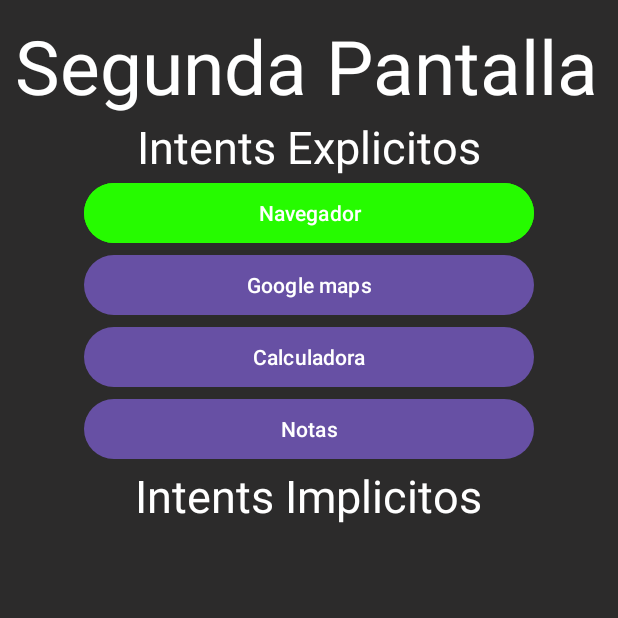
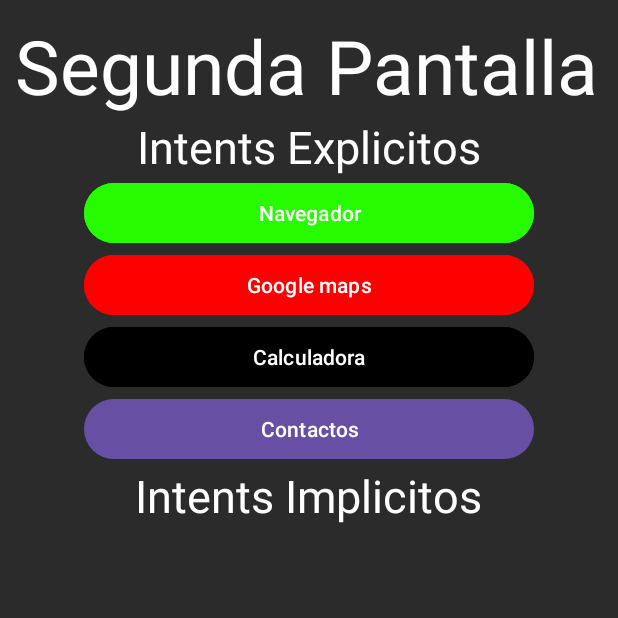
Before and after one commit to AdrianLiraMcfly/Android_Intents, an Android app: the MainActivity2 screen opened directly, with no data from a screen before it, after a tap on "Navegador", on a phone screen of 412 x 824 dp, the top half of it. Run offline under Robolectric (Android 15) with nearby library versions, the phone set to English and light mode, and no system bars.

Commit message:
otro avance porque ya ando pedo y se me ocurrieron cosas

```diff
--- a/app/src/main/java/com/example/myapplication/MainActivity2.java
+++ b/app/src/main/java/com/example/myapplication/MainActivity2.java
@@ -3,6 +3,8 @@ package com.example.myapplication;
 import androidx.appcompat.app.AppCompatActivity;
 
 import android.content.Intent;
+import android.content.pm.PackageManager;
+import android.content.pm.ResolveInfo;
 import android.net.Uri;
 import android.os.Bundle;
 import android.view.View;
@@ -17,6 +19,9 @@ public class MainActivity2 extends AppCompatActivity {
         setContentView(R.layout.activity_main2);
 
         Button btnn = findViewById( R.id.btnn );
+        Button btng = findViewById( R.id.btng );
+        Button btnc = findViewById( R.id.btnc );
+        Button btnno = findViewById( R.id.btnn );
 
         btnn.setOnClickListener(new View.OnClickListener() {
             @Override
@@ -31,5 +36,57 @@ public class MainActivity2 extends AppCompatActivity {
                 }
             }
         });
+
+        btng.setOnClickListener(new View.OnClickListener() {
+            @Override
+            public void onClick(View view) {
+                double latitud =25.532851168559922;
+                double longitud=-103.32174354857497;
+
+                Uri abrirmaps = Uri.parse("google.navigation:q=" + latitud + "," + longitud);
+                Intent maps= new Intent(Intent.ACTION_VIEW, abrirmaps);
+                maps.setPackage("com.google.android.apps.maps");
+                if (maps.resolveActivity(getPackageManager()) != null) {
+                    startActivity(maps);
+                } else {
+                    Toast.makeText(getApplicationContext(), "No fue posible realizar la opcion", Toast.LENGTH_SHORT).show();
+                }
+            }
+        });
+
+        btnc.setOnClickListener(new View.OnClickListener() {
+            @Override
+            public void onClick(View view) {
+                Intent calc = new Intent( Intent.ACTION_MAIN );
+                calc.setAction(Intent.ACTION_MAIN);
+                calc.addCategory(Intent.CATEGORY_APP_CALCULATOR);
+
+                PackageManager pm = getPackageManager();
+                ResolveInfo ri = pm.resolveActivity(calc, PackageManager.MATCH_DEFAULT_ONLY);
+
+                if (ri != null) {
+                    startActivity(calc);
+                } else {
+                    Toast.makeText(getApplicationContext(), "No fue posible realizar la opcion", Toast.LENGTH_SHORT).show();
+                }
+            }
+        });
+
+            btnn.setOnClickListener(new View.OnClickListener() {
+            @Override
+            public void onClick(View view) {
+                Intent contact = new Intent( Intent.ACTION_MAIN );
+                contact.setData(android.provider.ContactsContract.Contacts.CONTENT_URI);
+
+                PackageManager pm = getPackageManager();
+                ResolveInfo ri = pm.resolveActivity(contact, PackageManager.MATCH_DEFAULT_ONLY);
+
+                if( ri != null ) {
+                    startActivity(contact);
+                } else {
+                    Toast.makeText(getApplicationContext(), "No fue posible realizar la opcion", Toast.LENGTH_SHORT).show();
+                }
+            }
+        });
     }
 }
--- a/app/src/main/res/layout/activity_main2.xml
+++ b/app/src/main/res/layout/activity_main2.xml
@@ -10,7 +10,8 @@
     <RelativeLayout
         android:layout_width="match_parent"
         android:layout_height="wrap_content"
-        android:padding="10dp">
+        android:padding="10dp"
+        android:duplicateParentState="true">
     <TextView
         android:id="@+id/txt1"
         android:layout_width="match_parent"
@@ -37,27 +38,32 @@
             android:layout_centerInParent="true"
             android:text="@string/btn1"
             android:backgroundTint="#26FB00"/>
+
         <Button
+            android:id="@+id/btng"
             android:layout_width="300dp"
             android:layout_height="wrap_content"
-            android:text="@string/btn2"
             android:layout_below="@+id/btnn"
             android:layout_centerInParent="true"
-            android:id="@+id/btng"/>
+            android:backgroundTint="#FF0000"
+            android:text="@string/btn2" />
+
         <Button
+            android:id="@+id/btnc"
             android:layout_width="300dp"
             android:layout_height="wrap_content"
-            android:text="@string/btn3"
             android:layout_below="@+id/btng"
             android:layout_centerInParent="true"
-            android:id="@+id/btnc"/>
+            android:backgroundTint="@color/black"
+            android:text="@string/btn3" />
+
         <Button
+            android:id="@+id/btnno"
             android:layout_width="300dp"
             android:layout_height="wrap_content"
-            android:text="@string/btn4"
             android:layout_below="@+id/btnc"
             android:layout_centerInParent="true"
-            android:id="@+id/btnno"/>
+            android:text="@string/btn4" />
         <TextView
             android:layout_width="wrap_content"
             android:layout_height="wrap_content"
--- a/app/src/main/res/values/strings.xml
+++ b/app/src/main/res/values/strings.xml
@@ -8,7 +8,7 @@
     <string name="btn1">Navegador</string>
     <string name="btn2">Google maps</string>
     <string name="btn3">Calculadora</string>
-    <string name="btn4">Notas</string>
+    <string name="btn4">Contactos</string>
 
 
 
```
